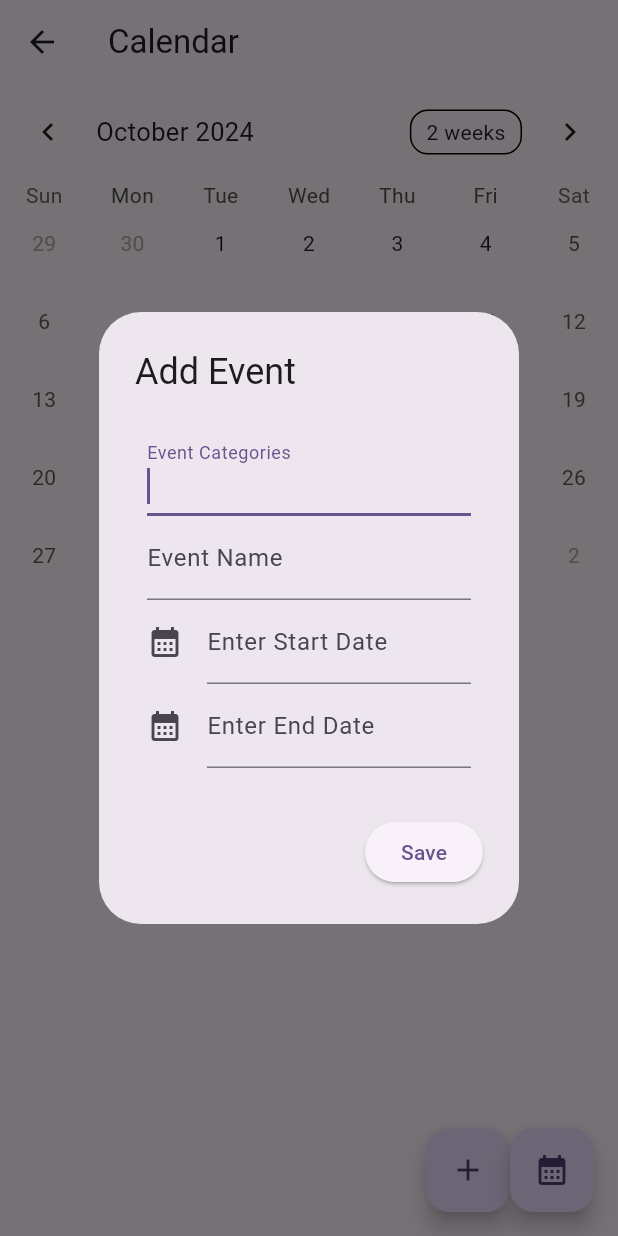
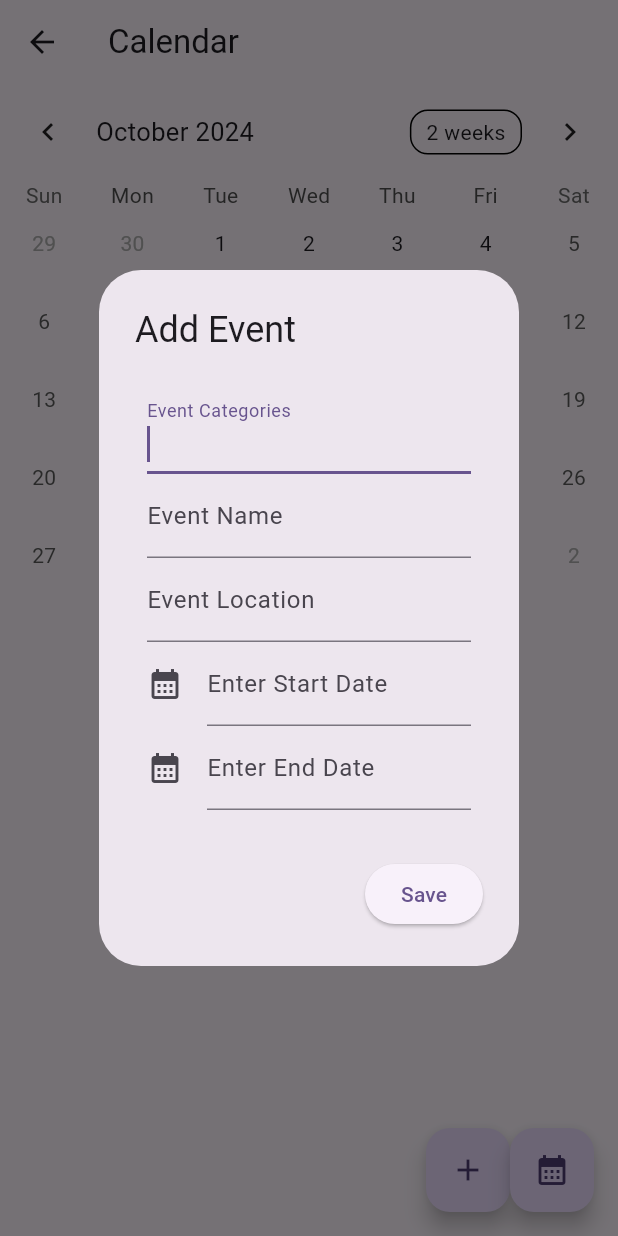
Before and after one commit to Yvelin-officiel/Y-Alarm, a Flutter app: the Calendar_Page screen opened directly, after a tap on the "add" icon, on a phone screen of 412 x 824 dp. Run offline on Flutter 3.47's test engine with Material 3 defaults, Android fonts, the phone set to English and light mode, and no system bars; drawn by our look-alikes of table_calendar; our stand-ins replace file_picker, sqflite; accounts and stored records are empty.

Commit message:
🐛 fix import summary + add location

```diff
--- a/lib/calendar/models/event.dart
+++ b/lib/calendar/models/event.dart
@@ -8,6 +8,7 @@ class Event {
   DateTime dtstart;
   DateTime dtend;
   String summary;
+  String location;
 
   Event({
     this.id,
@@ -18,6 +19,7 @@ class Event {
     required this.dtstart,
     required this.dtend,
     required this.summary,
+    required this.location,
   });
 
   Map<String, dynamic> toJson() {
@@ -30,6 +32,7 @@ class Event {
       'dtstart': dtstart.toIso8601String(),
       'dtend': dtend.toIso8601String(),
       'summary': summary,
+      'location': location,
     };
   }
 
@@ -43,6 +46,7 @@ class Event {
       dtstart: DateTime.parse(json['dtstart']),
       dtend: DateTime.parse(json['dtend']),
       summary: json['summary'],
+      location: json['location'],
     );
   }
 
@@ -55,10 +59,13 @@ class Event {
     DateTime dtstart = DateTime.now();
     DateTime dtend = DateTime.now();
     String summary = '';
+    String location = '';
+    String type = '';
 
     for (String line in lines) {
       if (line.startsWith('CATEGORIES:')) {
         categories = line.substring(11);
+        type = "cat";
       } else if (line.startsWith('DTSTAMP:')) {
         String data = line.substring(8);
         dtstamp = DateTime(
@@ -69,6 +76,7 @@ class Event {
           int.parse(data.substring(11, 13)),
           int.parse(data.substring(13, 15)),
         );
+        type = "dtstamp";
       } else if (line.startsWith('LAST-MODIFIED:')) {
         String data = line.substring(14);
         lastModified = DateTime(
@@ -79,8 +87,10 @@ class Event {
           int.parse(data.substring(11, 13)),
           int.parse(data.substring(13, 15)),
         );
+        type = "lastModified";
       } else if (line.startsWith('UID:')) {
         uid = line.substring(4);
+        type = "uid";
       } else if (line.startsWith('DTSTART')) {
         String data = line.substring(7);
         if (data.startsWith(':')) {
@@ -101,6 +111,7 @@ class Event {
             int.parse(data.substring(6, 8)),
           );
         }
+        type = "dtstart";
       } else if (line.startsWith('DTEND')) {
         String data = line.substring(5);
         if (data.startsWith(':')) {
@@ -121,8 +132,25 @@ class Event {
             int.parse(data.substring(6, 8)),
           );
         }
+        type = "dtend";
       } else if (line.startsWith('SUMMARY;LANGUAGE=fr:')) {
         summary = line.substring(20);
+        type = "summary";
+      } else if (line.startsWith('LOCATION')) {
+        location = line.substring(9);
+        if (location.startsWith(':') || location.startsWith(';')) {
+          location = location.substring(1);
+        } if (location.startsWith('LANGUAGE=fr:')) {
+          location = location.substring(12);
+        }
+      } else if (line.startsWith('END:VEVENT') || line.startsWith('DESCRIPTION') || line.startsWith('END:VCALENDAR') || line.startsWith('BEGIN:VEVENT') || line.startsWith('X-ALT-DESC')) {
+        type = "";
+      } else if (type == "summary") {
+        summary += line;
+      } else if (type == "cat") {
+        categories += line;
+      } else if (type == "uid") {
+        uid += line;
       }
     }
 
@@ -134,6 +162,7 @@ class Event {
       dtstart: dtstart,
       dtend: dtend,
       summary: summary,
+      location: location,
     );
   }
 }
--- a/lib/calendar/service/event_controller.dart
+++ b/lib/calendar/service/event_controller.dart
@@ -22,7 +22,8 @@ class EventController extends DataBaseHelper {
         uid TEXT NOT NULL,
         dtstart TEXT NOT NULL,
         dtend TEXT NOT NULL,
-        summary TEXT NOT NULL
+        summary TEXT NOT NULL,
+        location TEXT NOT NULL
       )
     ''');
   }
@@ -60,8 +61,8 @@ class EventController extends DataBaseHelper {
     if (event.id == null) {
       maps = await db.query(
         _tableName,
-        where: 'uid = ? AND dtstart = ? AND dtend = ? AND summary = ? AND categories = ? AND dtstamp = ? AND lastModified = ?',
-        whereArgs: [event.uid],
+        where: 'uid = ? AND dtstart = ? AND dtend = ? AND summary = ? AND categories = ? AND dtstamp = ? AND lastModified = ? AND location = ?',
+        whereArgs: [event.uid, event.dtstart.toIso8601String(), event.dtend.toIso8601String(), event.summary, event.categories, event.dtstamp.toIso8601String(), event.lastModified.toIso8601String(), event.location],
       );
     } else {
       maps = await db.query(
--- a/lib/calendar/widget/calendar_event.dart
+++ b/lib/calendar/widget/calendar_event.dart
@@ -18,6 +18,7 @@ class CalendarEvent extends StatelessWidget {
         crossAxisAlignment: CrossAxisAlignment.start,
         children: [
           Text(event.summary),
+          Text(event.location),
           Text(
             DateTime(focusedDay!.year, focusedDay!.month, focusedDay!.day).isAtSameMomentAs(DateTime(event.dtstart.year, event.dtstart.month, event.dtstart.day))
               ? DateFormat('hh:mm').format(event.dtstart)
--- a/lib/calendar/widget/edit_event.dart
+++ b/lib/calendar/widget/edit_event.dart
@@ -8,6 +8,7 @@ class Edit_event extends StatelessWidget {
 
   TextEditingController _categoriesController = TextEditingController();
   TextEditingController _uidController = TextEditingController();
+  TextEditingController _locationController = TextEditingController();
   TextEditingController _dtstartController = TextEditingController();
   TextEditingController _dtendController = TextEditingController();
 
@@ -24,6 +25,7 @@ class Edit_event extends StatelessWidget {
     if (event != null) {
       _categoriesController.text = event!.categories;
       _uidController.text = event!.uid;
+      _locationController.text = event!.location;
       _dtstartController.text = event!.dtstart.toString();
       _dtendController.text = event!.dtend.toString();
     }
@@ -46,6 +48,13 @@ class Edit_event extends StatelessWidget {
               autofocus: true,
               decoration: const InputDecoration(
                 labelText: 'Event Name',
+              ),
+            ),
+            TextFormField(
+              controller: _locationController,
+              autofocus: true,
+              decoration: const InputDecoration(
+                labelText: 'Event Location',
               ),
             ),
             TextField(
@@ -81,6 +90,7 @@ class Edit_event extends StatelessWidget {
                   dtstart: DateTime.parse(_dtstartController.text),
                   dtend: DateTime.parse(_dtendController.text),
                   summary: _uidController.text,
+                  location: _locationController.text,
                 );
                 Navigator.of(context).pop();
                 _categoriesController.clear();
--- a/lib/calendar/widget/import_calendar.dart
+++ b/lib/calendar/widget/import_calendar.dart
@@ -53,7 +53,7 @@ class _ImportCalendarState extends State<ImportCalendar> {
 
     return AlertDialog(
       scrollable: true,
-      title: const Text('Add Event'),
+      title: const Text('Import Calendar'),
       actions: [
         ElevatedButton(
           onPressed: () async {
@@ -74,7 +74,7 @@ class _ImportCalendarState extends State<ImportCalendar> {
               widget.reload();
             }
           },
-          child: Text("Import"),
+          child: const Text("Import"),
         ),
       ],
       content: Padding(
```
